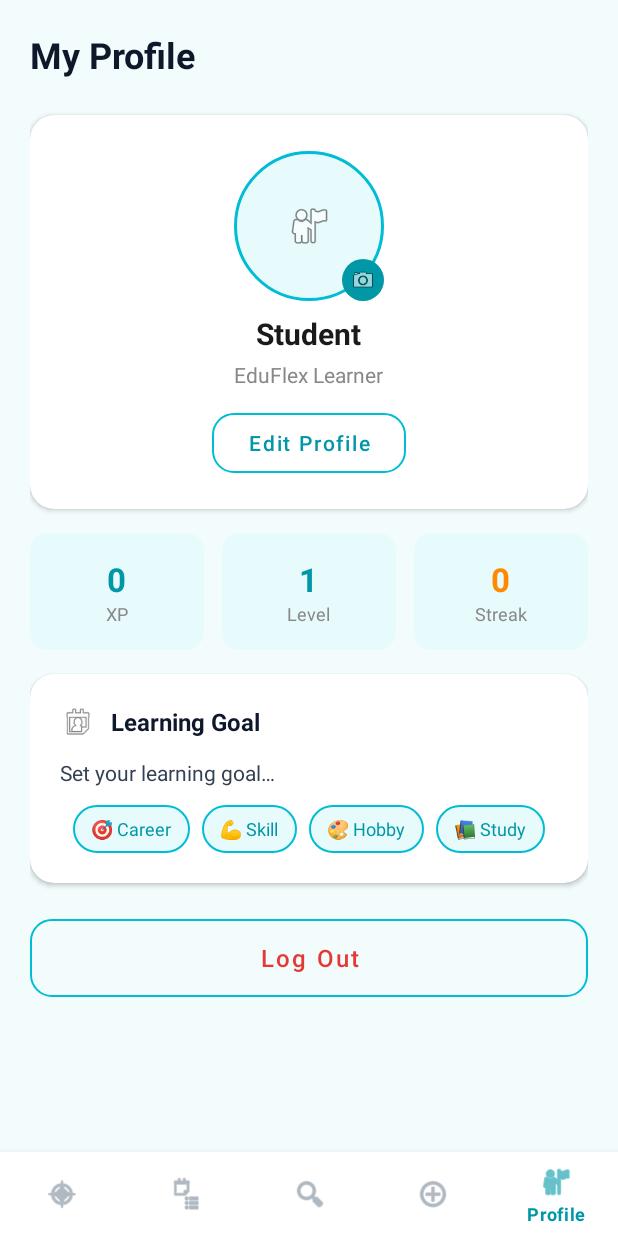
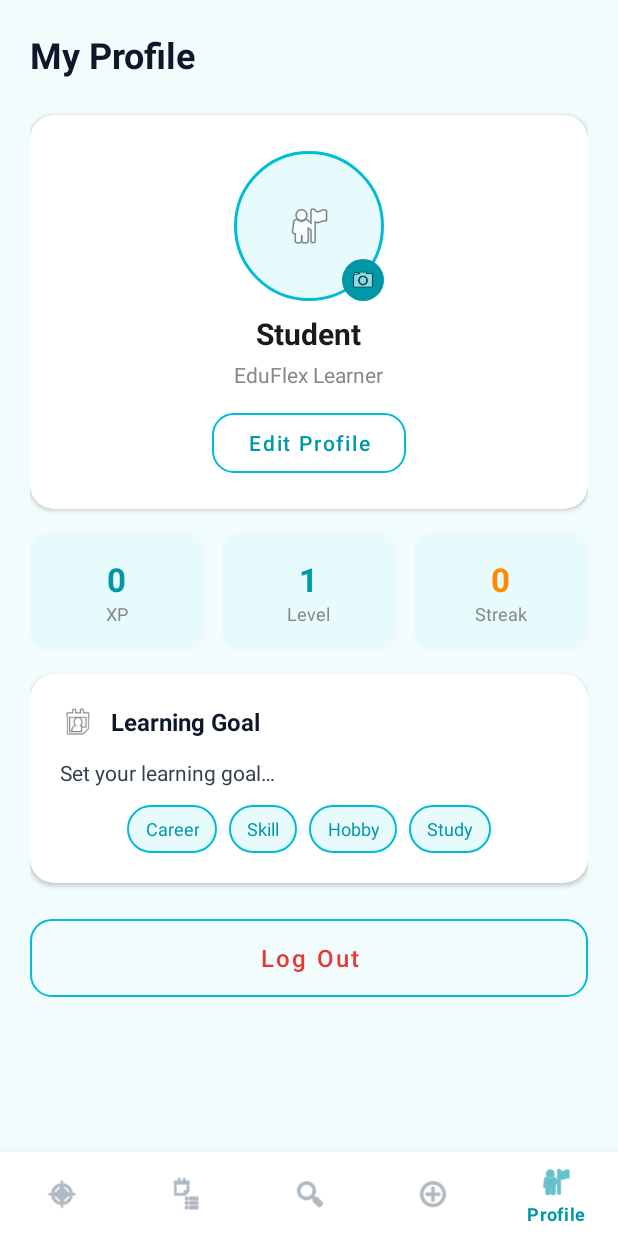
Before and after one commit to yuno1310/EduFlexDQDT, an Android app: the ProfileFragment screen opened through its navigation route, on a phone screen of 412 x 824 dp. Run offline under Robolectric (Android 15) with nearby library versions, the phone set to English and light mode, and no system bars; our stand-ins replace navigation-ui; network calls fail.

Commit message:
Remove all emoji from UI text to ensure reliable rendering
- Profile goal chips: 🎯💪🎨📚 → plain text (Career, Skill, Hobby, Study)
- Payment toast: remove 🎉 emoji

Agent-Logs-Url: https://github.com/yuno1310/EduFlexDQDT/sessions/aa5e19ef-67b8-4816-8f6a-333a98f9b4f0

Co-authored-by: khuongduy354 <42113313+khuongduy354@users.noreply.github.com>

```diff
--- a/app/src/main/java/com/eduflex/android/ui/payment/PaymentFragment.java
+++ b/app/src/main/java/com/eduflex/android/ui/payment/PaymentFragment.java
@@ -123,7 +123,7 @@ public class PaymentFragment extends Fragment {
         btnPayNow.postDelayed(() -> {
             if (!isAdded()) return;
             setLoading(false);
-            Toast.makeText(requireContext(), "Payment successful! 🎉", Toast.LENGTH_LONG).show();
+            Toast.makeText(requireContext(), "Payment successful!", Toast.LENGTH_LONG).show();
             NavHostFragment.findNavController(this).popBackStack();
         }, 2000);
     }
--- a/app/src/main/res/layout/fragment_profile.xml
+++ b/app/src/main/res/layout/fragment_profile.xml
@@ -273,7 +273,7 @@
                         android:paddingEnd="12dp"
                         android:gravity="center"
                         android:background="@drawable/bg_goal_chip"
-                        android:text="🎯 Career"
+                        android:text="Career"
                         android:textSize="12sp"
                         android:textColor="@color/cyan_primary_dark"
                         android:layout_marginEnd="8dp" />
@@ -286,7 +286,7 @@
                         android:paddingEnd="12dp"
                         android:gravity="center"
                         android:background="@drawable/bg_goal_chip"
-                        android:text="💪 Skill"
+                        android:text="Skill"
                         android:textSize="12sp"
                         android:textColor="@color/cyan_primary_dark"
                         android:layout_marginEnd="8dp" />
@@ -299,7 +299,7 @@
                         android:paddingEnd="12dp"
                         android:gravity="center"
                         android:background="@drawable/bg_goal_chip"
-                        android:text="🎨 Hobby"
+                        android:text="Hobby"
                         android:textSize="12sp"
                         android:textColor="@color/cyan_primary_dark"
                         android:layout_marginEnd="8dp" />
@@ -312,7 +312,7 @@
                         android:paddingEnd="12dp"
                         android:gravity="center"
                         android:background="@drawable/bg_goal_chip"
-                        android:text="📚 Study"
+                        android:text="Study"
                         android:textSize="12sp"
                         android:textColor="@color/cyan_primary_dark" />
                 </LinearLayout>
```
